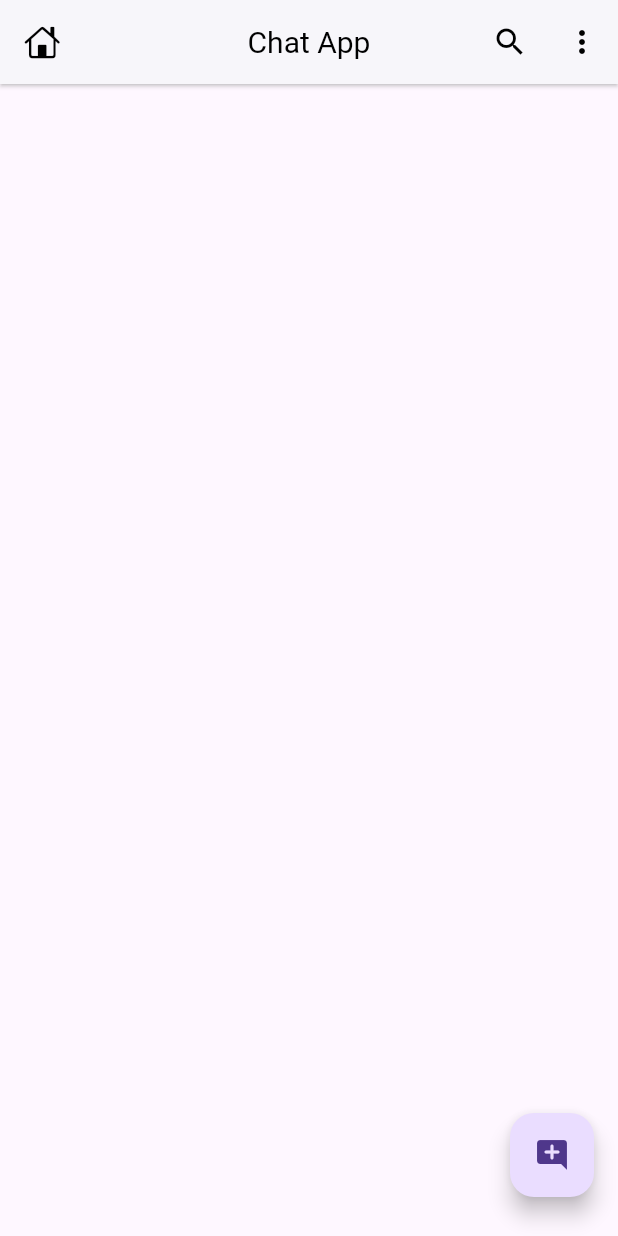
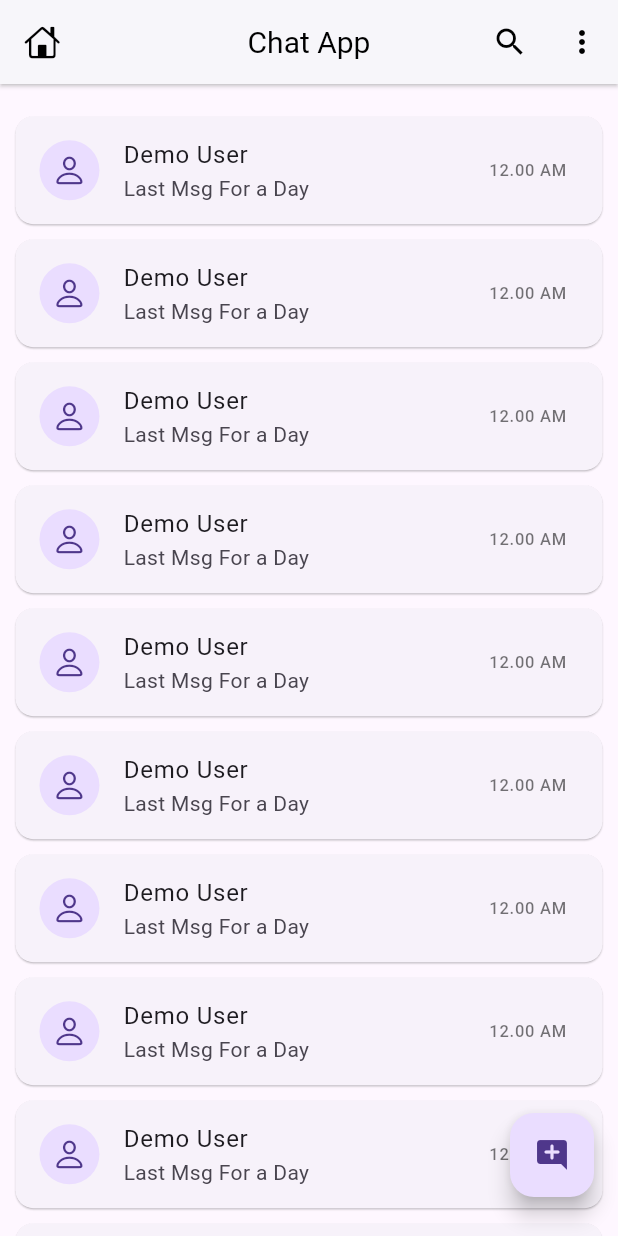
Before and after one commit to Pratham-Makwana/Chat-App, a Flutter app: the screen it shows after launch, on a phone screen of 412 x 824 dp. Run offline on Flutter 3.47's test engine with Material 3 defaults, Android fonts, the phone set to English and light mode, and no system bars; our stand-ins replace firebase_auth, firebase_core, google_sign_in; accounts and stored records are empty; generated files the repository leaves out were written again.

Commit message:
HomePage User Chat Card UI

```diff
--- a/lib/screens/home_screen.dart
+++ b/lib/screens/home_screen.dart
@@ -1,5 +1,8 @@
+import 'package:chatapp/widgets/chat_user_card.dart';
 import 'package:flutter/cupertino.dart';
 import 'package:flutter/material.dart';
+
+import '../main.dart';
 
 class HomeScreen extends StatefulWidget {
   const HomeScreen({super.key});
@@ -11,6 +14,8 @@
 class _HomeScreenState extends State<HomeScreen> {
   @override
   Widget build(BuildContext context) {
+    /// initializing media query for getting device screen size
+    mq = MediaQuery.of(context).size;
     return Scaffold(
       /// AppBar
       appBar: AppBar(
@@ -21,6 +26,7 @@
         actions: [
           /// search user button
           IconButton(onPressed: () {}, icon: const Icon(Icons.search)),
+
           /// more features button
           IconButton(
               onPressed: () {}, icon: const Icon(Icons.more_vert_outlined))
@@ -35,6 +41,14 @@
           child: const Icon(Icons.add_comment_rounded),
         ),
       ),
+
+      body: ListView.builder(
+          itemCount: 16,
+          padding: EdgeInsets.only(top: mq.height * .02),
+          physics:const BouncingScrollPhysics(),
+          itemBuilder: (context, index) {
+            return const ChatUserCard();
+          }),
     );
   }
 }
--- /dev/null
+++ b/lib/widgets/chat_user_card.dart
@@ -0,0 +1,47 @@
+import 'package:flutter/cupertino.dart';
+import 'package:flutter/material.dart';
+
+import '../main.dart';
+
+class ChatUserCard extends StatefulWidget {
+  const ChatUserCard({super.key});
+
+  @override
+  State<ChatUserCard> createState() => _ChatUserCardState();
+}
+
+class _ChatUserCardState extends State<ChatUserCard> {
+  @override
+  Widget build(BuildContext context) {
+    return Card(
+      elevation: 0.5,
+      // color: Colors.deepPurple.shade100,
+      //shape: RoundedRectangleBorder(borderRadius: BorderRadius.circular(15)),
+      margin: EdgeInsets.symmetric(horizontal: mq.width * .025,vertical: 5),
+      child: InkWell(
+        onTap: () {},
+        child: const ListTile(
+          /// User Profile Picture
+          leading: CircleAvatar(
+            child: Icon(CupertinoIcons.person),
+          ),
+
+          /// User Name
+          title: Text("Demo User"),
+
+          /// Last Message
+          subtitle: Text(
+            "Last Msg For a Day",
+            maxLines: 1,
+          ),
+
+          /// Last Message Time?
+          trailing: Text(
+            "12.00 AM",
+            style: TextStyle(color: Colors.black54),
+          ),
+        ),
+      ),
+    );
+  }
+}
```
